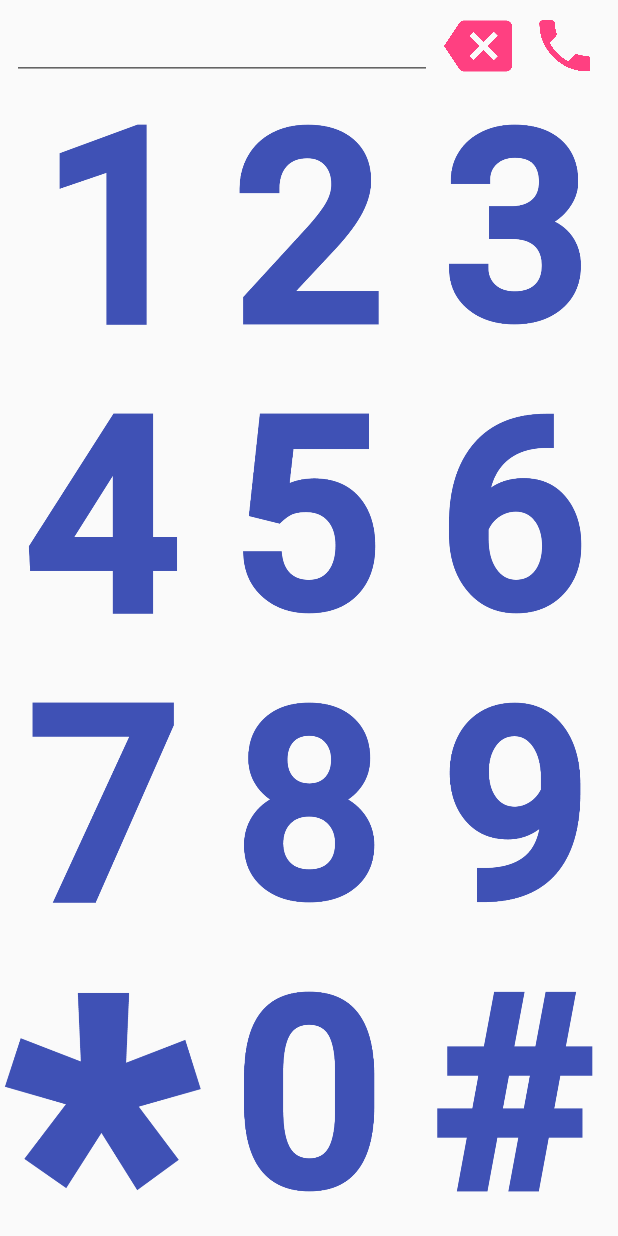
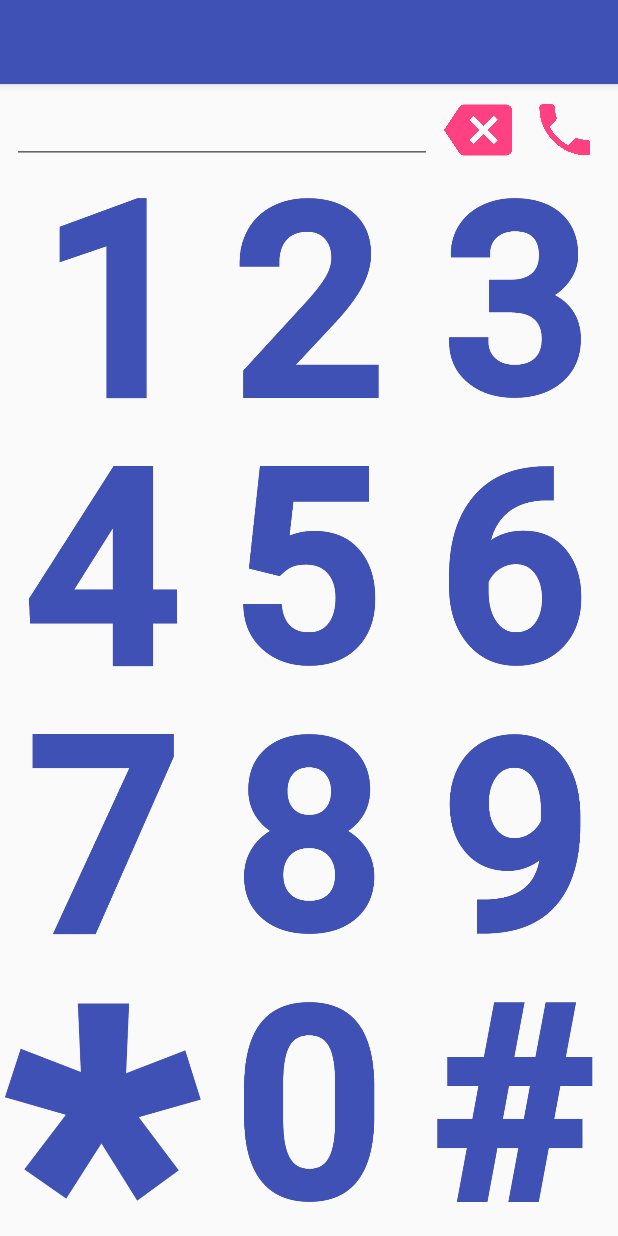
Before and after one commit to Sakarisson/Android-Assignment-7, an Android app: the layout activity_main.xml on its own in the app's theme, with its tools: preview values and no code run, on a phone screen of 412 x 824 dp. Run offline under Robolectric (Android 15) with nearby library versions, the phone set to English and light mode, and no system bars.

Commit message:
Added custom toolbar

```diff
--- a/app/src/main/java/com/sakarisson/kristian/androidassignment5/MainActivity.java
+++ b/app/src/main/java/com/sakarisson/kristian/androidassignment5/MainActivity.java
@@ -1,5 +1,6 @@
 package com.sakarisson.kristian.androidassignment5;
 
+import android.support.v7.app.ActionBar;
 import android.support.v7.app.AppCompatActivity;
 import android.os.Bundle;
 import android.view.KeyEvent;
@@ -7,6 +8,7 @@
 public class MainActivity extends AppCompatActivity {
 
     private DialpadView dialpadView;
+    ActionBar actionBar;
 
     @Override
     protected void onCreate(Bundle savedInstanceState) {
@@ -14,6 +16,7 @@
         setContentView(R.layout.activity_main);
 
         dialpadView = findViewById(R.id.dialpadView);
+        actionBar = getSupportActionBar();
     }
 
     @Override
--- a/app/src/main/res/layout/activity_main.xml
+++ b/app/src/main/res/layout/activity_main.xml
@@ -7,6 +7,15 @@
     tools:context=".MainActivity"
     tools:layout_editor_absoluteY="73dp">
 
+    <android.support.v7.widget.Toolbar
+        android:id="@+id/toolbar"
+        android:layout_width="match_parent"
+        android:layout_height="?attr/actionBarSize"
+        android:background="?attr/colorPrimary"
+        android:elevation="4dp"
+        android:theme="@style/ThemeOverlay.AppCompat.ActionBar"
+        app:popupTheme="@style/ThemeOverlay.AppCompat.Light"/>
+
     <com.sakarisson.kristian.androidassignment5.DialpadView
         android:id="@+id/dialpadView"
         android:layout_width="0dp"
@@ -14,5 +23,5 @@
         app:layout_constraintBottom_toBottomOf="parent"
         app:layout_constraintEnd_toEndOf="parent"
         app:layout_constraintStart_toStartOf="parent"
-        app:layout_constraintTop_toTopOf="parent" />
+        app:layout_constraintTop_toBottomOf="@+id/toolbar" />
 </android.support.constraint.ConstraintLayout>
--- a/app/src/main/res/values/styles.xml
+++ b/app/src/main/res/values/styles.xml
@@ -1,7 +1,7 @@
 <resources>
 
     <!-- Base application theme. -->
-    <style name="AppTheme" parent="Theme.AppCompat.Light.DarkActionBar">
+    <style name="AppTheme" parent="Theme.AppCompat.Light.NoActionBar">
         <!-- Customize your theme here. -->
         <item name="colorPrimary">@color/colorPrimary</item>
         <item name="colorPrimaryDark">@color/colorPrimaryDark</item>
```
